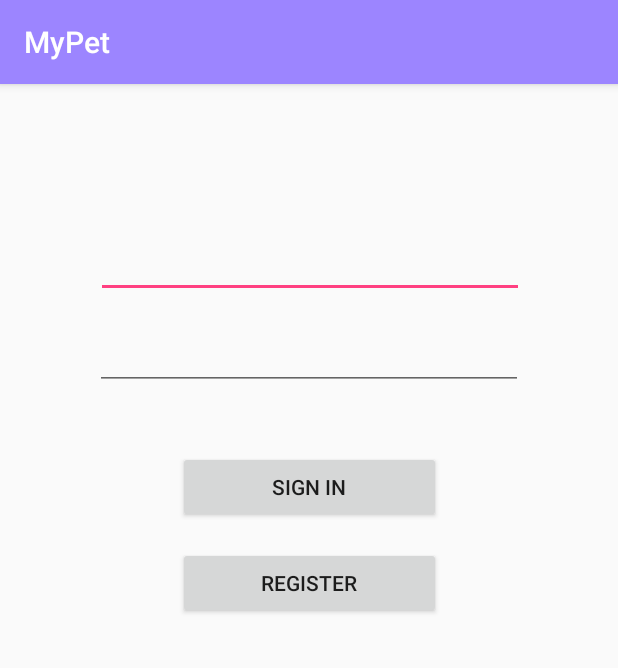
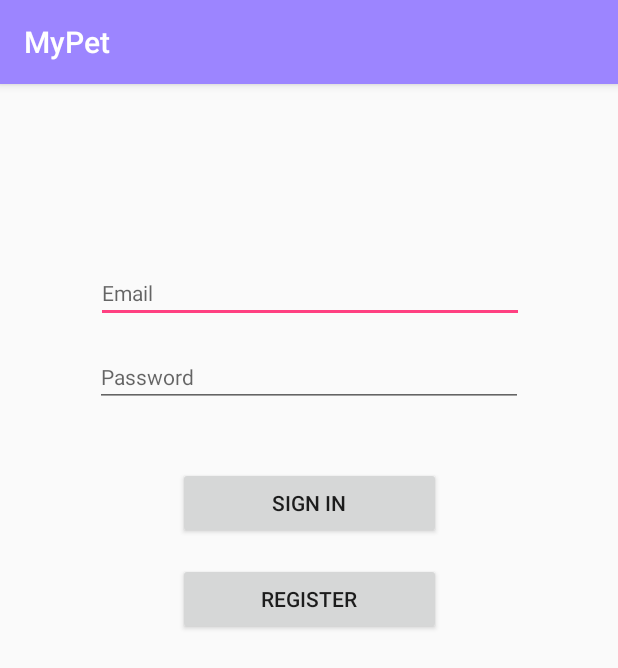
Before and after one commit to JMiller139/MyPetApplication, an Android app: the screen it shows after launch (LoginActivity), on a phone screen of 412 x 824 dp. Shown: the top 668 px of the screen. Run offline under Robolectric (Android 15) with nearby library versions, the phone set to English and light mode, and no system bars.

Commit message:
Changed Login Screen

```diff
--- a/app/src/main/res/layout/activity_login.xml
+++ b/app/src/main/res/layout/activity_login.xml
@@ -12,14 +12,17 @@
         android:layout_height="wrap_content"
         android:layout_marginLeft="8dp"
         android:layout_marginRight="8dp"
+        android:layout_marginTop="119dp"
         android:width="285dp"
         android:ems="10"
+        android:hint="@string/emailPlacehldr"
         android:inputType="textEmailAddress"
+        android:textAppearance="@style/TextAppearance.AppCompat"
+        android:visibility="visible"
         app:layout_constraintHorizontal_bias="0.506"
         app:layout_constraintLeft_toLeftOf="parent"
         app:layout_constraintRight_toRightOf="parent"
-        app:layout_constraintTop_toTopOf="parent"
-        android:layout_marginTop="97dp" />
+        app:layout_constraintTop_toTopOf="parent" />
 
     <EditText
         android:id="@+id/passwordEditText"
@@ -30,7 +33,9 @@
         android:layout_marginTop="16dp"
         android:width="285dp"
         android:ems="10"
+        android:hint="@string/passwordPlacehldr"
         android:inputType="textPassword"
+        android:textAppearance="@style/TextAppearance.AppCompat"
         app:layout_constraintLeft_toLeftOf="parent"
         app:layout_constraintRight_toRightOf="parent"
         app:layout_constraintTop_toBottomOf="@+id/emailEditText" />
--- a/app/src/main/res/values/strings.xml
+++ b/app/src/main/res/values/strings.xml
@@ -28,4 +28,7 @@
     <string name="navigation_drawer_close">Close navigation drawer</string>
 
     <string name="action_settings">Settings</string>
+    <string name="emailPlaceHldr">Email@domain.com</string>
+    <string name="passwordPlacehldr">Password</string>
+    <string name="emailPlacehldr">Email</string>
 </resources>
```
